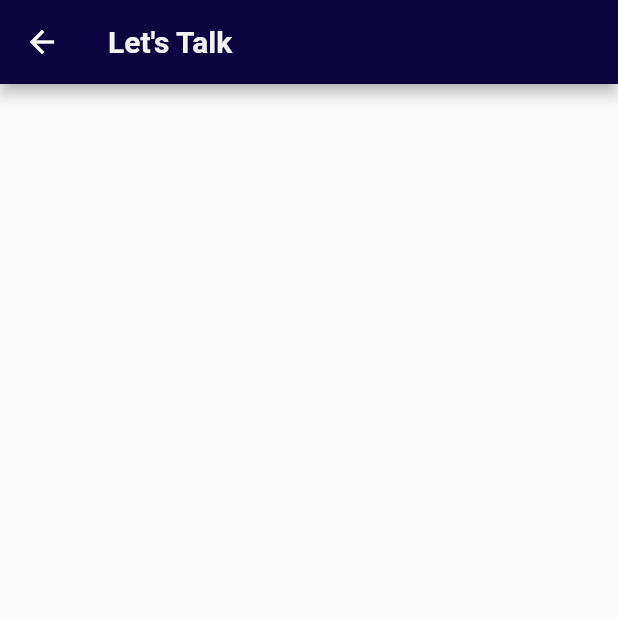
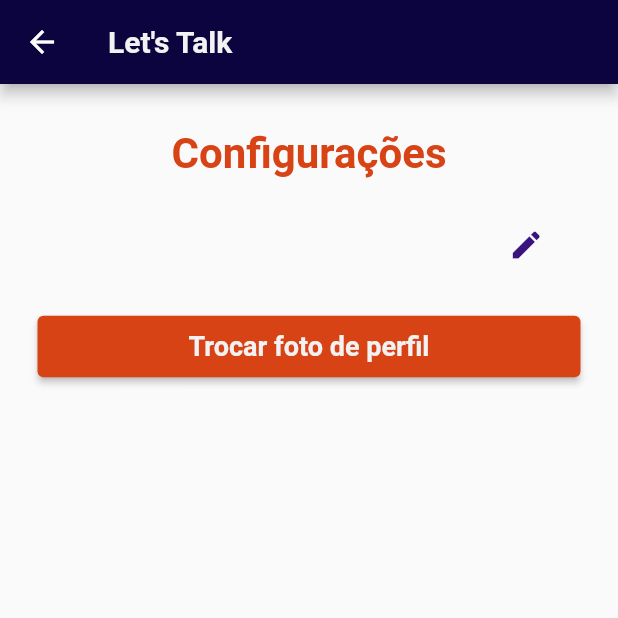
Before and after one commit to Luisz576/Let-s-Talk, a Flutter app: the SettingsScreen screen opened directly, on a phone screen of 412 x 824 dp, the top half of it. Run offline on Flutter 3.47's test engine with Material 2 defaults, Android fonts, the phone set to English and light mode, and no system bars; our stand-ins replace shared_preferences; missing offline and left inert: shared_preferences_web; accounts and stored records are empty.

Commit message:
SettingsTab start

```diff
--- a/letstalk/lib/tabs/settings_tab.dart
+++ b/letstalk/lib/tabs/settings_tab.dart
@@ -1,10 +1,104 @@
 import 'package:flutter/material.dart';
+import 'package:letstalk/functions/show_snack_bar.dart';
+import 'package:letstalk/services/server.dart';
+import 'package:letstalk/utils/app_colors.dart';
+import 'package:letstalk/widgets/editable_camp.dart';
+import 'package:letstalk/widgets/large_button.dart';
 
-class SettingsTab extends StatelessWidget {
+class SettingsTab extends StatefulWidget {
   const SettingsTab({Key? key}) : super(key: key);
 
   @override
+  State<SettingsTab> createState() => _SettingsTabState();
+}
+
+class _SettingsTabState extends State<SettingsTab> {
+  bool isUploading = false;
+
+  @override
   Widget build(BuildContext context) {
-    return Container();
+    if(Server.currentUser == null){
+      Navigator.pop(context);
+      return const Text("Error...");
+    }
+    return Padding(
+      padding: const EdgeInsets.symmetric(vertical: 30, horizontal: 25),
+      child: Column(
+        children: [
+          const Text("Configurações",
+            style: TextStyle(
+              color: AppColors.secondaryColor,
+              fontWeight: FontWeight.bold,
+              fontSize: 28
+            ),
+          ),
+          const SizedBox(height: 20,),
+          EditableCamp(
+            onIconSaveIsPressed: (text){
+              if(text.length < 5 || text.length > 16){
+                showSnackBar(context,
+                  title: "Nome de usuário inválido!",
+                  titleColor: AppColors.whiteColor,
+                  backgroundColor: AppColors.errorColor,
+                );
+                return;
+              }
+              if(text == Server.currentUser!.username){
+                showSnackBar(context,
+                  title: "Nenhuma alteração detectada!",
+                  titleColor: AppColors.whiteColor,
+                  backgroundColor: AppColors.errorColor,
+                );
+                return;
+              }
+              Server.changeUsername(text).then((res) {
+                if(res){
+                  showSnackBar(context,
+                    title: "Nome de usuário alterado!",
+                    titleColor: AppColors.whiteColor,
+                    backgroundColor: AppColors.sucessColor,
+                  );
+                  setState((){});
+                }else{
+                  showSnackBar(context,
+                    title: "Não foi possível alterar o nome de usuário!",
+                    titleColor: AppColors.whiteColor,
+                    backgroundColor: AppColors.errorColor,
+                  );
+                }
+              });
+            },
+            maxLength: 16,
+            hintText: Server.currentUser!.username,
+            style: EditableCampStyle(
+              iconColor: AppColors.terciaryColor
+            ),
+          ),
+          const SizedBox(height: 20,),
+          LargeButton(
+            onPressed: () async{
+              //TODO
+              setState(() {
+                isUploading = true;
+              });
+            },
+            backgroundColor: AppColors.secondaryColor,
+            child: isUploading ?
+              const Center(
+                child: CircularProgressIndicator(
+                  color: AppColors.whiteColor,
+                ),
+              ) :
+              const Text("Trocar foto de perfil",
+                style: TextStyle(
+                  color: AppColors.whiteColor,
+                  fontWeight: FontWeight.bold,
+                  fontSize: 18
+                ),
+              ),
+          )
+        ],
+      ),
+    );
   }
 }
--- /dev/null
+++ b/letstalk/lib/widgets/editable_camp.dart
@@ -0,0 +1,66 @@
+import 'package:flutter/material.dart';
+
+class EditableCamp extends StatefulWidget {
+  late final TextEditingController controller;
+  final String? hintText;
+  final int? maxLength;
+  final void Function(String) onIconSaveIsPressed;
+  late final EditableCampStyle style;
+  EditableCamp({required this.onIconSaveIsPressed, this.maxLength, TextEditingController? controller, this.hintText, EditableCampStyle? style, Key? key}) : super(key: key){
+    this.style = style ?? EditableCampStyle();
+    this.controller = controller ?? TextEditingController();
+  }
+
+  void changeValue(String? value) => controller.text = value ?? "";
+
+  @override
+  State<EditableCamp> createState() => _EditableCampState();
+}
+
+class _EditableCampState extends State<EditableCamp> {
+  @override
+  Widget build(BuildContext context) {
+    return Row(
+      children: [
+        Expanded(
+          flex: 4,
+          child: TextField(
+            maxLength: widget.maxLength,
+            controller: widget.controller,
+            onChanged: (value){
+              setState(() {});
+            },
+            buildCounter: (context, {currentLength = 0, isFocused = false, maxLength}) => null,
+            decoration: InputDecoration(
+              hintText: widget.hintText,
+              errorBorder: InputBorder.none,
+              //border: null,
+              enabledBorder: InputBorder.none,
+              focusedBorder: InputBorder.none,
+              disabledBorder: InputBorder.none,
+              focusedErrorBorder: InputBorder.none
+            ),
+          ),
+        ),
+        Expanded(
+          flex: 1,
+          child: widget.controller.text.trim().length >= 5 ?
+            IconButton(
+              onPressed: () => widget.onIconSaveIsPressed(widget.controller.text.trim()),
+              icon: Icon(Icons.save,
+                color: widget.style.iconColor,
+              ),
+            ) :
+            Icon(Icons.edit,
+              color: widget.style.iconColor,
+            ),
+        )
+      ],
+    );
+  }
+}
+
+class EditableCampStyle{
+  final Color? iconColor;
+  EditableCampStyle({this.iconColor});
+}
--- /dev/null
+++ b/letstalk/lib/widgets/large_button.dart
@@ -0,0 +1,27 @@
+import 'package:flutter/material.dart';
+
+class LargeButton extends StatelessWidget {
+  final Widget child;
+  final Color? backgroundColor;
+  final void Function() onPressed;
+  const LargeButton({required this.onPressed, required this.child, this.backgroundColor, Key? key}) : super(key: key);
+
+  @override
+  Widget build(BuildContext context) {
+    return ElevatedButton(
+      onPressed: onPressed,
+      style: ElevatedButton.styleFrom(
+        primary: backgroundColor
+      ),
+      child: SizedBox(
+        width: MediaQuery.of(context).size.width - 50,
+        child: Center(
+          child: Padding(
+            padding: const EdgeInsets.symmetric(vertical: 10),
+            child: child,
+          ),
+        ),
+      )
+    );
+  }
+}
```
Also changed, not shown: letstalk/lib/services/server.dart (+17 -0 lines), letstalk/lib/tabs/login_tab.dart (+5 -24 lines).
